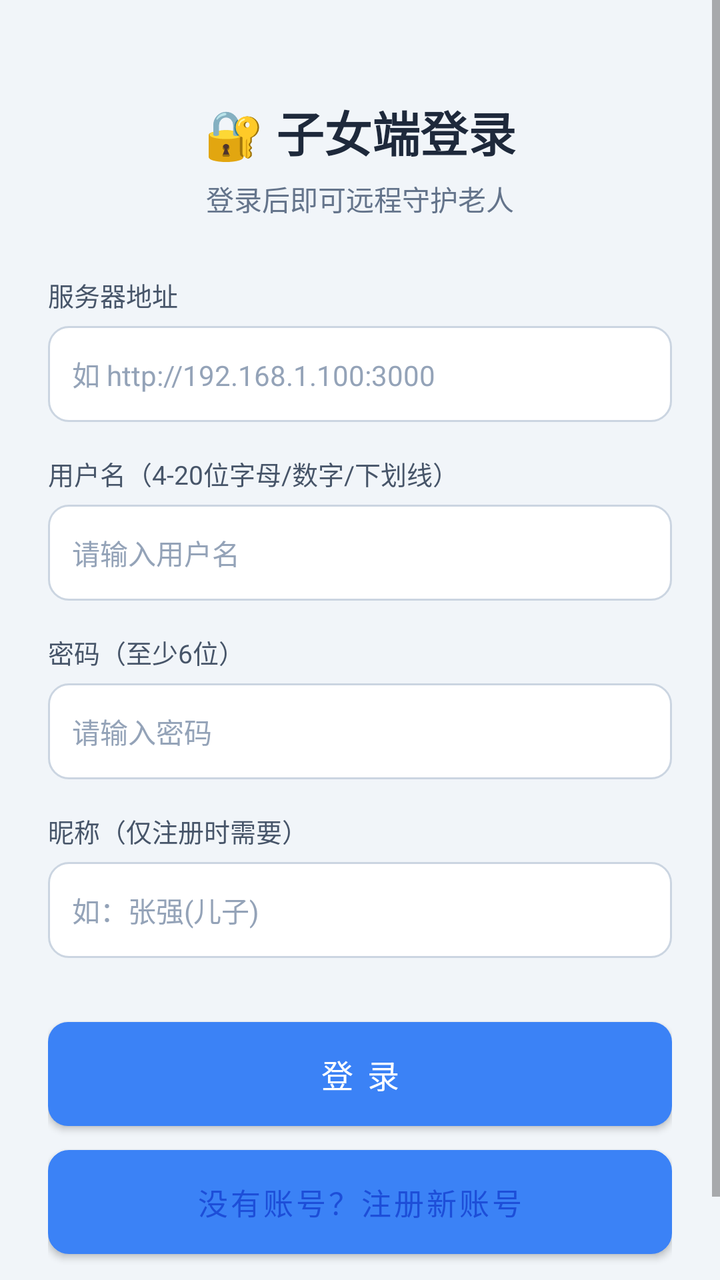
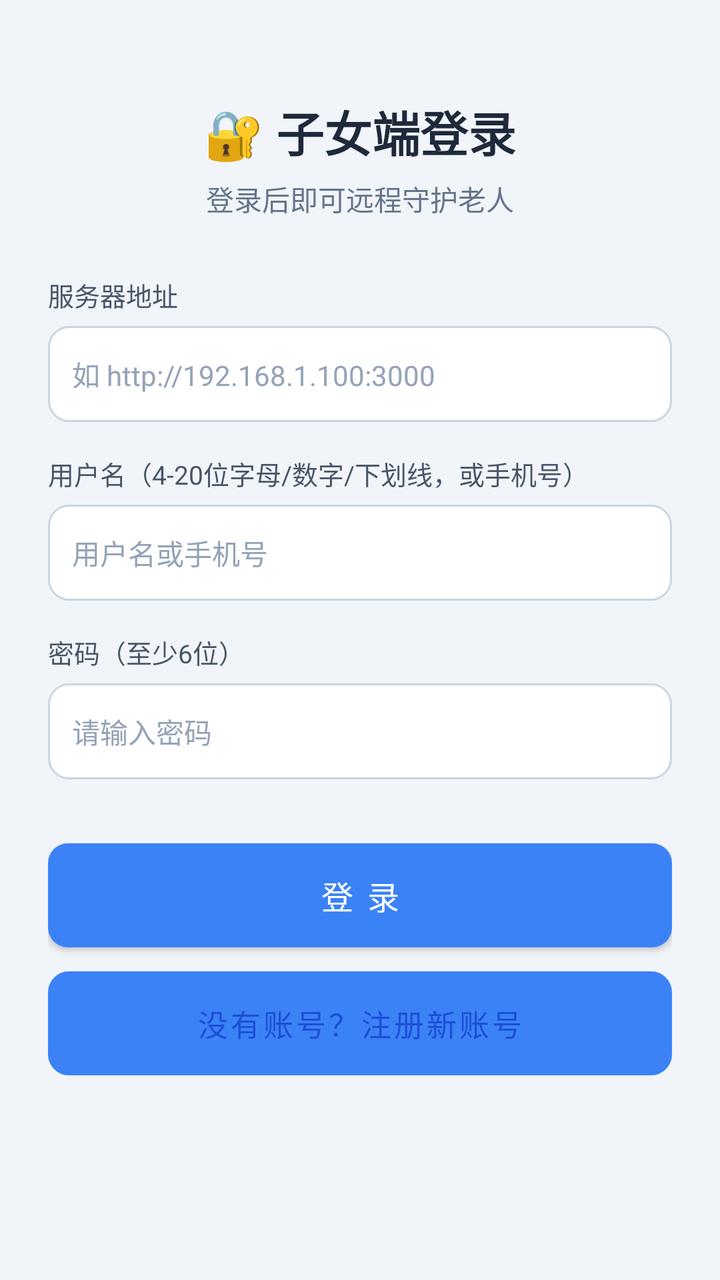

Before-and-after screenshots of an Android layout around one commit, followed by the original layout XML and the change that was made.
<!-- AndroidManifest.xml: application theme Theme.AntiFraudGuard -->
<!-- res/layout/activity_family_login.xml -->
<?xml version="1.0" encoding="utf-8"?>
<ScrollView xmlns:android="http://schemas.android.com/apk/res/android"
    android:layout_width="match_parent"
    android:layout_height="match_parent"
    android:background="#F1F5F9"
    android:fillViewport="true">

    <LinearLayout
        android:layout_width="match_parent"
        android:layout_height="wrap_content"
        android:orientation="vertical"
        android:padding="24dp">

        <TextView
            android:layout_width="wrap_content"
            android:layout_height="wrap_content"
            android:layout_gravity="center_horizontal"
            android:layout_marginTop="24dp"
            android:text="🔐 子女端登录"
            android:textColor="#1E293B"
            android:textSize="24sp"
            android:textStyle="bold" />

        <TextView
            android:layout_width="wrap_content"
            android:layout_height="wrap_content"
            android:layout_gravity="center_horizontal"
            android:layout_marginTop="6dp"
            android:layout_marginBottom="28dp"
            android:text="登录后即可远程守护老人"
            android:textColor="#64748B"
            android:textSize="14sp" />

        <TextView
            android:layout_width="wrap_content"
            android:layout_height="wrap_content"
            android:text="服务器地址"
            android:textColor="#475569"
            android:textSize="13sp" />

        <EditText
            android:id="@+id/et_server_url"
            android:layout_width="match_parent"
            android:layout_height="48dp"
            android:layout_marginTop="6dp"
            android:background="@drawable/bg_input"
            android:hint="如 http://192.168.1.100:3000"
            android:textColor="#1E293B"
            android:textColorHint="#94A3B8"
            android:inputType="textUri"
            android:paddingHorizontal="12dp"
            android:textSize="14sp" />

        <TextView
            android:layout_width="wrap_content"
            android:layout_height="wrap_content"
            android:layout_marginTop="16dp"
            android:text="用户名（4-20位字母/数字/下划线）"
            android:textColor="#475569"
            android:textSize="13sp" />

        <EditText
            android:id="@+id/et_username"
            android:layout_width="match_parent"
            android:layout_height="48dp"
            android:layout_marginTop="6dp"
            android:background="@drawable/bg_input"
            android:hint="请输入用户名"
            android:textColor="#1E293B"
            android:textColorHint="#94A3B8"
            android:inputType="text"
            android:paddingHorizontal="12dp"
            android:textSize="14sp" />

        <TextView
            android:layout_width="wrap_content"
            android:layout_height="wrap_content"
            android:layout_marginTop="16dp"
            android:text="密码（至少6位）"
            android:textColor="#475569"
            android:textSize="13sp" />

        <EditText
            android:id="@+id/et_password"
            android:layout_width="match_parent"
            android:layout_height="48dp"
            android:layout_marginTop="6dp"
            android:background="@drawable/bg_input"
            android:hint="请输入密码"
            android:textColor="#1E293B"
            android:textColorHint="#94A3B8"
            android:inputType="textPassword"
            android:paddingHorizontal="12dp"
            android:textSize="14sp" />

        <TextView
            android:layout_width="wrap_content"
            android:layout_height="wrap_content"
            android:layout_marginTop="16dp"
            android:text="昵称（仅注册时需要）"
            android:textColor="#475569"
            android:textSize="13sp" />

        <EditText
            android:id="@+id/et_nickname"
            android:layout_width="match_parent"
            android:layout_height="48dp"
            android:layout_marginTop="6dp"
            android:background="@drawable/bg_input"
            android:hint="如：张强(儿子)"
            android:textColor="#1E293B"
            android:textColorHint="#94A3B8"
            android:inputType="text"
            android:paddingHorizontal="12dp"
            android:textSize="14sp" />

        <Button
            android:id="@+id/btn_login"
            android:layout_width="match_parent"
            android:layout_height="52dp"
            android:layout_marginTop="32dp"
            android:background="@drawable/bg_btn_primary"
            android:text="登 录"
            android:textColor="#FFFFFF"
            android:textSize="16sp" />

        <Button
            android:id="@+id/btn_register"
            android:layout_width="match_parent"
            android:layout_height="52dp"
            android:layout_marginTop="12dp"
            android:background="@drawable/bg_input"
            android:text="没有账号？注册新账号"
            android:textColor="#1D4ED8"
            android:textSize="15sp" />

        <TextView
            android:id="@+id/tv_login_status"
            android:layout_width="match_parent"
            android:layout_height="wrap_content"
            android:layout_marginTop="16dp"
            android:gravity="center"
            android:textColor="#EF4444"
            android:textSize="13sp" />

    </LinearLayout>
</ScrollView>
<!-- resources referenced by this layout -->
<resources>
  <!-- drawable bg_btn_primary (drawable) -->
  <?xml version="1.0" encoding="utf-8"?>
  <shape xmlns:android="http://schemas.android.com/apk/res/android" android:shape="rectangle">
      <solid android:color="#3B82F6" />
      <corners android:radius="10dp" />
  </shape>
  <!-- drawable bg_input (drawable) -->
  <?xml version="1.0" encoding="utf-8"?>
  <shape xmlns:android="http://schemas.android.com/apk/res/android" android:shape="rectangle">
      <solid android:color="#FFFFFF" />
      <corners android:radius="10dp" />
      <stroke android:width="1dp" android:color="#CBD5E1" />
  </shape>
  <style name="Theme.AntiFraudGuard" parent="Theme.MaterialComponents.DayNight.NoActionBar">
          
          <item name="colorPrimary">@color/blue_500</item>
          <item name="colorPrimaryVariant">@color/blue_700</item>
          <item name="colorOnPrimary">@color/white</item>
          
          <item name="colorSecondary">@color/emerald_500</item>
          <item name="colorSecondaryVariant">@color/emerald_700</item>
          <item name="colorOnSecondary">@color/white</item>
          
          <item name="android:statusBarColor">#0F172A</item>
          <item name="android:windowBackground">#0F172A</item>
      </style>
  <color name="blue_500">#3B82F6</color>
  <color name="blue_700">#1D4ED8</color>
  <color name="white">#FFFFFFFF</color>
  <color name="emerald_500">#10B981</color>
  <color name="emerald_700">#047857</color>
</resources>

<!-- the commit's change to res/layout/activity_family_login.xml (unified diff, before → after) -->
@@ -12,6 +12,7 @@
         android:padding="24dp">
 
         <TextView
+            android:id="@+id/tv_login_title"
             android:layout_width="wrap_content"
             android:layout_height="wrap_content"
             android:layout_gravity="center_horizontal"
@@ -55,7 +56,7 @@
             android:layout_width="wrap_content"
             android:layout_height="wrap_content"
             android:layout_marginTop="16dp"
-            android:text="用户名（4-20位字母/数字/下划线）"
+            android:text="用户名（4-20位字母/数字/下划线，或手机号）"
             android:textColor="#475569"
             android:textSize="13sp" />
 
@@ -65,7 +66,7 @@
             android:layout_height="48dp"
             android:layout_marginTop="6dp"
             android:background="@drawable/bg_input"
-            android:hint="请输入用户名"
+            android:hint="用户名或手机号"
             android:textColor="#1E293B"
             android:textColorHint="#94A3B8"
             android:inputType="text"
@@ -94,12 +95,39 @@
             android:textSize="14sp" />
 
         <TextView
+            android:id="@+id/label_phone"
             android:layout_width="wrap_content"
             android:layout_height="wrap_content"
             android:layout_marginTop="16dp"
-            android:text="昵称（仅注册时需要）"
+            android:text="手机号 *（必填，紧急时一键拨给子女）"
             android:textColor="#475569"
-            android:textSize="13sp" />
+            android:textSize="13sp"
+            android:visibility="gone" />
+
+        <EditText
+            android:id="@+id/et_phone"
+            android:layout_width="match_parent"
+            android:layout_height="48dp"
+            android:layout_marginTop="6dp"
+            android:background="@drawable/bg_input"
+            android:hint="11 位手机号（必填）"
+            android:textColor="#1E293B"
+            android:textColorHint="#94A3B8"
+            android:inputType="phone"
+            android:maxLength="13"
+            android:paddingHorizontal="12dp"
+            android:textSize="14sp"
+            android:visibility="gone" />
+
+        <TextView
+            android:id="@+id/label_nickname"
+            android:layout_width="wrap_content"
+            android:layout_height="wrap_content"
+            android:layout_marginTop="16dp"
+            android:text="昵称（如：张强(儿子)）"
+            android:textColor="#475569"
+            android:textSize="13sp"
+            android:visibility="gone" />
 
         <EditText
             android:id="@+id/et_nickname"
@@ -112,7 +140,8 @@
             android:textColorHint="#94A3B8"
             android:inputType="text"
             android:paddingHorizontal="12dp"
-            android:textSize="14sp" />
+            android:textSize="14sp"
+            android:visibility="gone" />
 
         <Button
             android:id="@+id/btn_login"
@@ -132,7 +161,9 @@
             android:background="@drawable/bg_input"
             android:text="没有账号？注册新账号"
             android:textColor="#1D4ED8"
-            android:textSize="15sp" />
+            android:textSize="15sp"
+            android:backgroundTint="#00000000"
+            android:stateListAnimator="@null" />
 
         <TextView
             android:id="@+id/tv_login_status"
